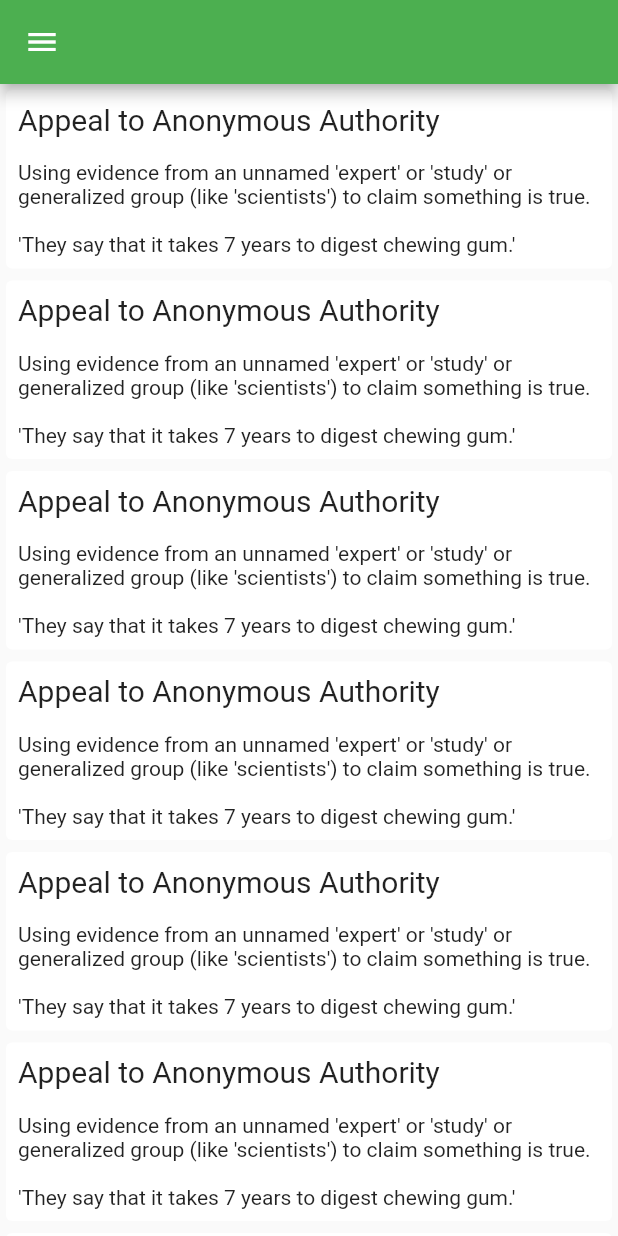
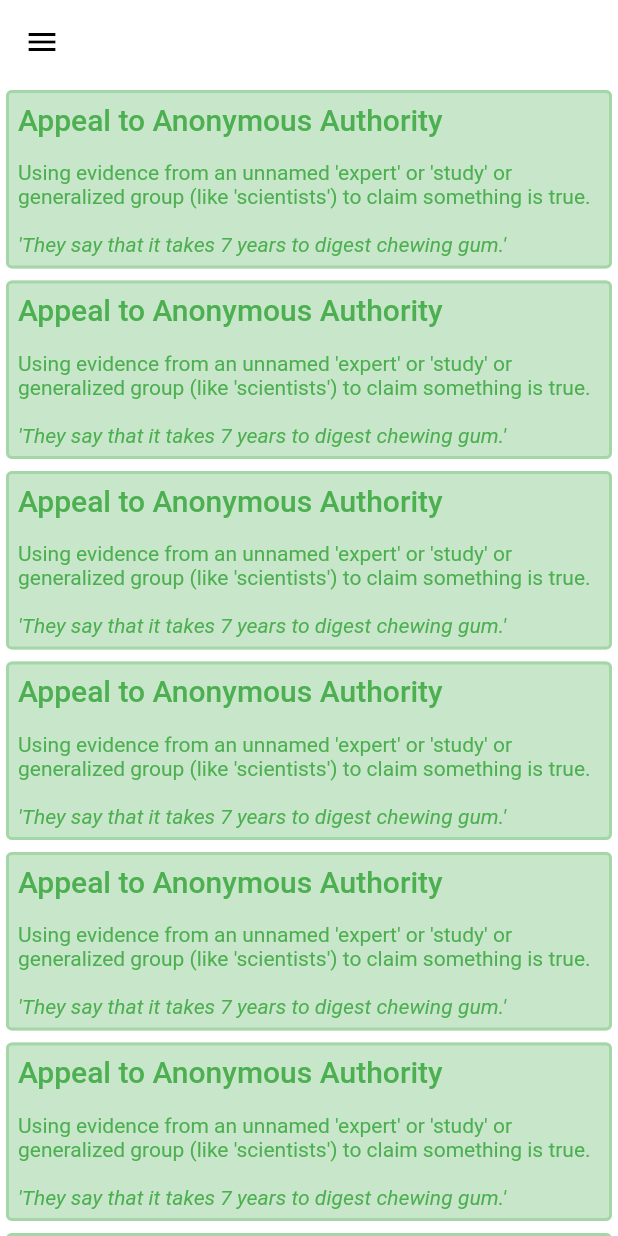
Before and after one commit to LukeStonehm/LogicalDefence, a Flutter app: the screen it shows after launch, on a phone screen of 412 x 824 dp. Run offline on Flutter 3.47's test engine with Material 2 defaults, Android fonts, the phone set to English and light mode, and no system bars; our stand-ins replace get.

Commit message:
* experimenting with the theme

```diff
--- a/lib/main.dart
+++ b/lib/main.dart
@@ -40,38 +40,42 @@
       theme: ThemeData.light().copyWith(
           primaryColor: Colors.green,
           colorScheme: const ColorScheme.light()
-              .copyWith(primary: Colors.green, secondary: Colors.white)
-          // colorScheme: const ColorScheme.light().copyWith(
-          //   primary: Colors.green,
-          //   secondary: Colors.white,
-          // ),
-          // primaryIconTheme: IconTheme.of(context).copyWith(color: Colors.white),
-          // iconTheme: IconTheme.of(context).copyWith(color: Colors.white),
-          // buttonTheme: ButtonThemeData(
-          //     colorScheme: const ColorScheme.dark(
-          //         primary: Colors.black, secondary: Colors.white),
-          //     shape: RoundedRectangleBorder(
-          //         side: const BorderSide(
-          //             width: 1, color: Color.fromRGBO(255, 255, 255, 0.2)),
-          //         borderRadius: BorderRadius.circular(4))),
-          // inputDecorationTheme: const InputDecorationTheme(
-          //     contentPadding: EdgeInsets.zero,
-          //     floatingLabelBehavior: FloatingLabelBehavior.never,
-          //     enabledBorder: UnderlineInputBorder(
-          //         borderSide: BorderSide(color: Colors.grey)),
-          //     focusedBorder: UnderlineInputBorder(
-          //         borderSide: BorderSide(color: Colors.white)),
-          //     focusColor: Colors.white,
-          //     labelStyle: TextStyle(color: Colors.grey)),
-          // textSelectionTheme:
-          //     const TextSelectionThemeData(cursorColor: Colors.white),
-          // textTheme: const TextTheme(subtitle1: TextStyle(color: Colors.white)),
-          // scaffoldBackgroundColor: const Color.fromRGBO(34, 37, 43, 1)
+              .copyWith(primary: Colors.green, secondary: Colors.white),
+          scaffoldBackgroundColor: Colors.white,
+          cardTheme: const CardTheme().copyWith(
+            color: Colors.green.shade100,
+            elevation: 0,
+            shape: RoundedRectangleBorder(
+                borderRadius: BorderRadius.circular(4),
+                side: BorderSide(color: Colors.green.shade200, width: 2)),
           ),
+          appBarTheme: const AppBarTheme().copyWith(
+              elevation: 0,
+              backgroundColor: Colors.white,
+              iconTheme: const IconThemeData().copyWith(color: Colors.black)),
+          textTheme: const TextTheme().copyWith(
+              titleLarge:
+                  const TextStyle().copyWith(fontSize: 20, color: Colors.green),
+              bodyMedium: const TextStyle().copyWith(color: Colors.green))),
       darkTheme: ThemeData.dark().copyWith(
           primaryColor: Colors.green,
           colorScheme: const ColorScheme.dark()
-              .copyWith(primary: Colors.green, secondary: Colors.white)),
+              .copyWith(primary: Colors.green, secondary: Colors.white),
+          scaffoldBackgroundColor: Colors.transparent,
+          cardTheme: const CardTheme().copyWith(
+            // color: Colors.green.shade100,
+            elevation: 0,
+            shape: RoundedRectangleBorder(
+                borderRadius: BorderRadius.circular(4),
+                side: const BorderSide(color: Colors.white, width: 2)),
+          ),
+          appBarTheme: const AppBarTheme().copyWith(
+            elevation: 0,
+          ),
+          textTheme: const TextTheme().copyWith(
+              titleLarge:
+                  const TextStyle().copyWith(fontSize: 20, color: Colors.white),
+              bodyMedium: const TextStyle().copyWith(color: Colors.white))),
     );
   }
 }
--- a/lib/widgets/fallacy_card.widget.dart
+++ b/lib/widgets/fallacy_card.widget.dart
@@ -16,13 +16,9 @@ class FallacyCard extends StatelessWidget {
   static const _columnPadding = EdgeInsets.all(0);
   static const _cardPadding = EdgeInsets.all(8.0);
 
-  // text styles
-  static const _headerTextStyle = TextStyle(fontSize: 20);
-
   @override
   Widget build(BuildContext context) {
     return Card(
-      elevation: 0,
       child: Padding(
         padding: _columnPadding,
         child: Column(
@@ -32,16 +28,23 @@ class FallacyCard extends StatelessWidget {
               padding: _cardPadding,
               child: Text(
                 header,
-                style: _headerTextStyle,
+                style: Theme.of(context).textTheme.titleLarge,
               ),
             ),
             Padding(
               padding: _cardPadding,
-              child: Text(body),
+              child: Text(
+                body,
+                style: Theme.of(context).textTheme.bodyMedium,
+              ),
             ),
             Padding(
               padding: _cardPadding,
-              child: Text(example),
+              child: Text(example,
+                  style: Theme.of(context)
+                      .textTheme
+                      .bodyMedium
+                      ?.copyWith(fontStyle: FontStyle.italic)),
             )
           ],
         ),
```
